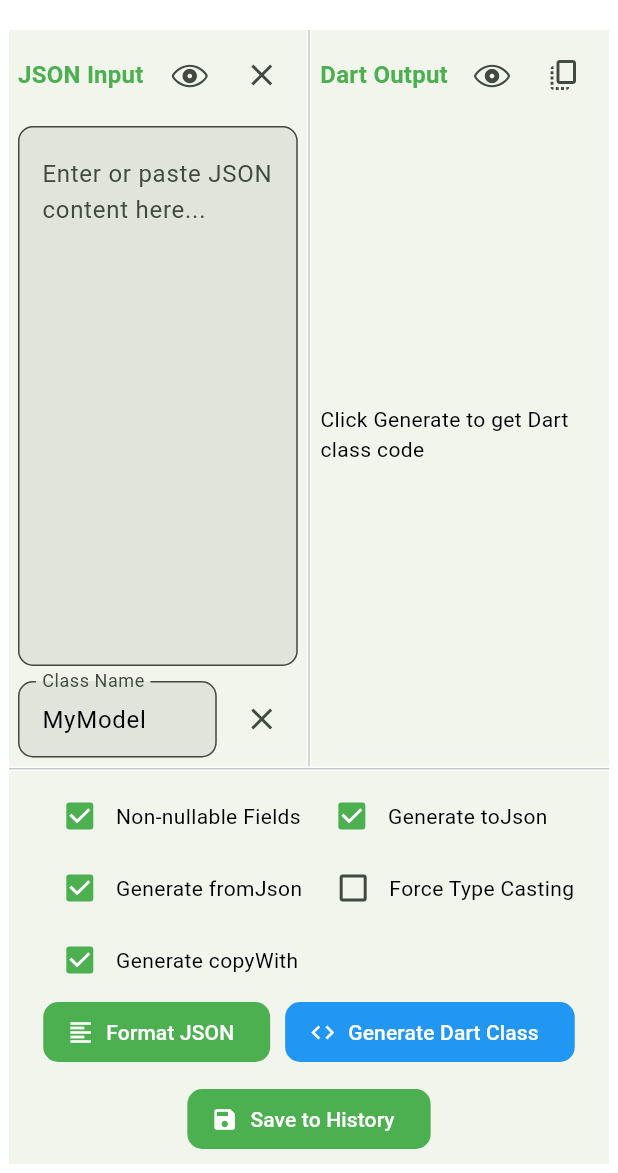
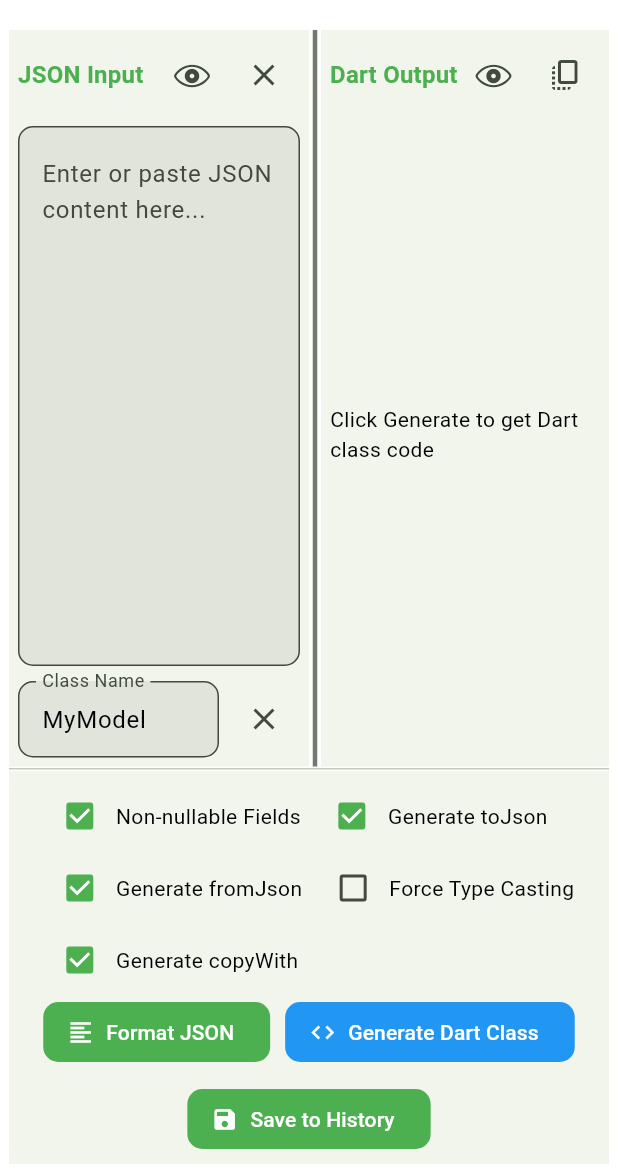
Before and after one commit to Matkurban/json_to_dart, a Flutter app: the JsonToDartView screen opened directly, on a phone screen of 412 x 824 dp, the part 63-1236 px from its top. Run offline on Flutter 3.47's test engine with Material 3 defaults, Android fonts, the light colour scheme and no system bars; drawn by our look-alikes of toastification; our stand-ins replace animate_do, flex_color_scheme, font_awesome_flutter, get, package_info_plus, shared_preferences; missing offline and left inert: flutter_json_view, syntax_highlight; accounts and stored records are empty; generated files the repository leaves out were written again.

Commit message:
修复已知bug

```diff
--- a/lib/screens/json/dart/json_to_dart_view.dart
+++ b/lib/screens/json/dart/json_to_dart_view.dart
@@ -3,6 +3,7 @@ import 'package:flutter/material.dart';
 import 'package:flutter/cupertino.dart';
 import 'package:json_to_dart/config/global/constant.dart';
 import 'package:json_to_dart/config/theme/app_style.dart';
+import 'package:json_to_dart/screens/json/generator/widgets/resizable_panels.dart';
 import 'package:json_to_dart/screens/json/widgets/title_text.dart';
 import 'package:json_to_dart/screens/json/widgets/label_check_box.dart';
 import 'package:json_to_dart/screens/json/widgets/model_view_pane.dart';
@@ -40,12 +41,10 @@ class JsonToDartView extends GetView<JsonToDartLogic> {
           children: [
             // 输入输出分栏
             Expanded(
-              child: Row(
-                children: [
-                  _buildInputPanel(context),
-                  VerticalDivider(width: 3),
-                  _buildOutputPanel(context), // 右侧输出区
-                ],
+              child: ResizablePanels(
+                minWidth: 240,
+                child1: _buildInputPanel(context),
+                child2: _buildOutputPanel(context),
               ),
             ),
             Divider(height: 3),
--- /dev/null
+++ b/lib/screens/json/generator/widgets/resizable_panels.dart
@@ -0,0 +1,68 @@
+// 可拖动分割面板组件
+import 'package:flutter/material.dart';
+
+class ResizablePanels extends StatefulWidget {
+  final Widget child1;
+  final Widget child2;
+  final double minWidth;
+
+  const ResizablePanels({
+    super.key,
+    required this.child1,
+    required this.child2,
+    this.minWidth = 240,
+  });
+
+  @override
+  State<ResizablePanels> createState() => _ResizablePanelsState();
+}
+
+class _ResizablePanelsState extends State<ResizablePanels>
+    with AutomaticKeepAliveClientMixin {
+  double? _leftWidth;
+
+  @override
+  Widget build(BuildContext context) {
+    super.build(context);
+    return LayoutBuilder(
+      builder: (context, constraints) {
+        _leftWidth ??= constraints.maxWidth / 2;
+        return Row(
+          children: [
+            SizedBox(width: _leftWidth, child: widget.child1),
+            GestureDetector(
+              behavior: HitTestBehavior.translucent,
+              onHorizontalDragUpdate: (details) {
+                setState(() {
+                  _leftWidth = (_leftWidth! + details.delta.dx).clamp(
+                    widget.minWidth,
+                    constraints.maxWidth - widget.minWidth,
+                  );
+                });
+              },
+              child: MouseRegion(
+                cursor: SystemMouseCursors.resizeColumn,
+                child: Container(
+                  width: 8,
+                  height: double.infinity,
+                  color: Colors.transparent,
+                  child: Center(
+                    child: Container(
+                      width: 3,
+                      height: double.infinity,
+                      color: Theme.of(context).dividerColor,
+                    ),
+                  ),
+                ),
+              ),
+            ),
+            Expanded(child: widget.child2),
+          ],
+        );
+      },
+    );
+  }
+
+  @override
+  bool get wantKeepAlive => true;
+}
```
Also changed, not shown: lib/screens/json/generator/json_generator_logic.dart (+9 -53 lines), lib/screens/json/generator/json_generator_view.dart (+5 -6 lines), lib/screens/json/generator/widgets/generator_input_panel.dart (+49 -9 lines), lib/screens/json/java/json_to_java_view.dart (+5 -6 lines).
